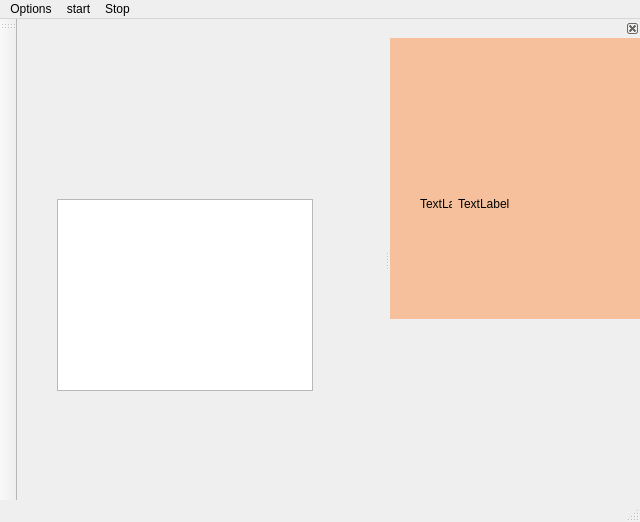
cuby-tec/qt_thermo, file mainwindow.ui: the form before one commit.
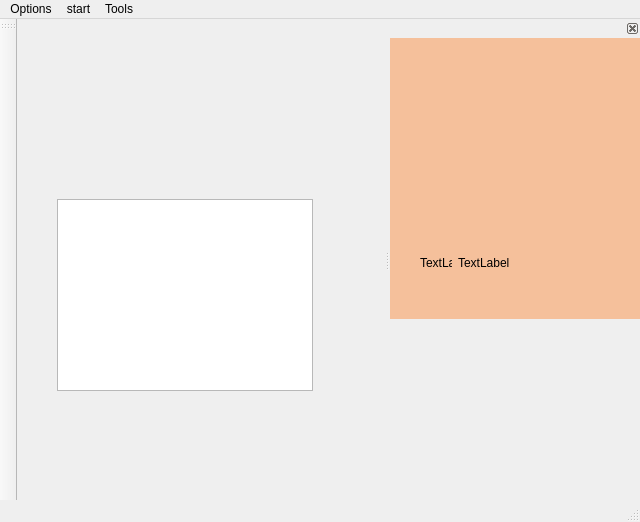
The form after the commit. Custom widgets are drawn as their Qt base class.

Diff of the .ui file:
```diff
--- a/mainwindow.ui
+++ b/mainwindow.ui
@@ -70,9 +70,9 @@
     </property>
     <addaction name="actionAstart"/>
    </widget>
-   <widget class="QMenu" name="menuStop">
+   <widget class="QMenu" name="menuTools">
     <property name="title">
-     <string>Stop</string>
+     <string>Tools</string>
     </property>
    </widget>
    <widget class="QMenu" name="menuOptions">
@@ -82,7 +82,7 @@
    </widget>
    <addaction name="menuOptions"/>
    <addaction name="menuStart"/>
-   <addaction name="menuStop"/>
+   <addaction name="menuTools"/>
   </widget>
   <widget class="QToolBar" name="mainToolBar">
    <property name="enabled">
@@ -129,7 +129,7 @@
        <x>0</x>
        <y>0</y>
        <width>241</width>
-       <height>211</height>
+       <height>261</height>
       </rect>
      </property>
      <widget class="QWidget" name="verticalLayoutWidget">
@@ -138,7 +138,7 @@
         <x>10</x>
         <y>10</y>
         <width>221</width>
-        <height>191</height>
+        <height>251</height>
        </rect>
       </property>
       <layout class="QVBoxLayout" name="verticalLayout">
@@ -189,12 +189,18 @@
            <property name="maximumSize">
             <size>
              <width>16777215</width>
-             <height>30</height>
+             <height>32</height>
             </size>
            </property>
            <property name="text">
             <string>TextLabel</string>
            </property>
+           <property name="wordWrap">
+            <bool>true</bool>
+           </property>
+           <property name="margin">
+            <number>5</number>
+           </property>
           </widget>
          </item>
         </layout>
```
Left out of the diff: 25 changed lines with no effect on the pictures.
